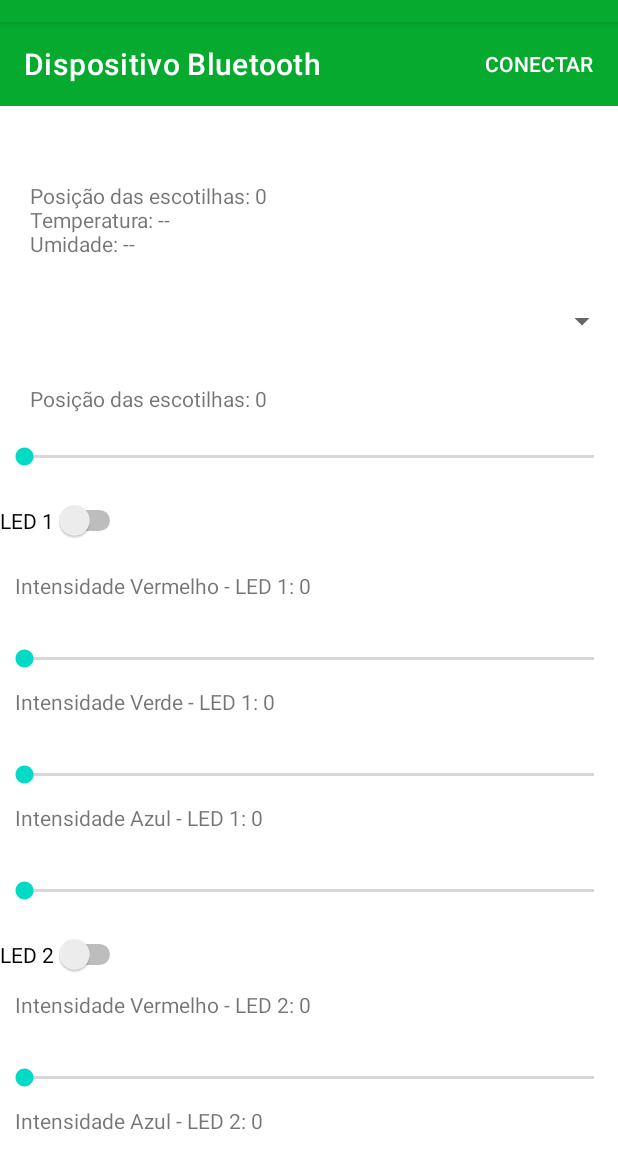
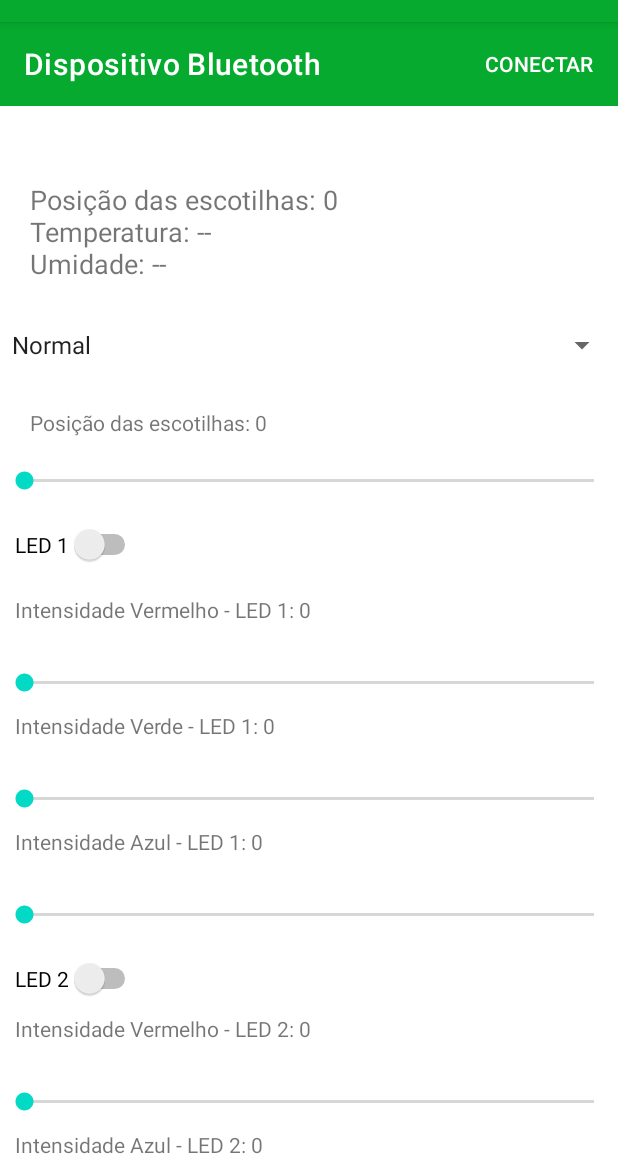
Before and after one commit to GabrielBozza/AppEstufaInteligente, an Android app: the screen it shows after launch (MainActivity), on a phone screen of 412 x 824 dp, the part 62-1236 px from its top. Run offline under Robolectric (Android 15) with nearby library versions, the phone set to English and light mode, and no system bars.

Commit message:
add spinner que seta o modo de operacao

```diff
--- a/app/src/main/java/com/bozzadevs/estufainteligentebluetooth/MainActivity.java
+++ b/app/src/main/java/com/bozzadevs/estufainteligentebluetooth/MainActivity.java
@@ -15,11 +15,14 @@ import android.os.Looper;
 import android.os.Message;
 import android.util.Log;
 import android.view.View;
+import android.widget.AdapterView;
+import android.widget.ArrayAdapter;
 import android.widget.Button;
 import android.widget.CompoundButton;
 import android.widget.ImageView;
 import android.widget.ProgressBar;
 import android.widget.SeekBar;
+import android.widget.Spinner;
 import android.widget.Switch;
 import android.widget.TextView;
 
@@ -27,6 +30,9 @@ import android.widget.TextView;
 import java.io.IOException;
 import java.io.InputStream;
 import java.io.OutputStream;
+import java.util.ArrayList;
+import java.util.Arrays;
+import java.util.List;
 import java.util.UUID;
 
 import static android.content.ContentValues.TAG;
@@ -43,10 +49,10 @@ public class MainActivity extends AppCompatActivity {
     private final static int CONNECTING_STATUS = 1; // used in bluetooth handler to identify message status
     private final static int MESSAGE_READ = 2; // used in bluetooth handler to identify message update
 
+    Spinner spinnerModoOp;
     SeekBar seekBarServo, seekBarRED1, seekBarGREEN1, seekBarBLUE1, seekBarRED2, seekBarRED3, seekBarBLUE2, seekBarBLUE3;
     TextView TextCondicoesAtuais, TextServo, TextRED1, TextGREEN1, TextBLUE1, TextRED2, TextBLUE2,TextRED3, TextBLUE3;
     Switch LED1, LED2, LED3;
-
 
     @Override
     protected void onCreate(Bundle savedInstanceState) {
@@ -84,6 +90,14 @@ public class MainActivity extends AppCompatActivity {
         LED1 = findViewById(R.id.switch1);
         LED2 = findViewById(R.id.switch2);
         LED3 = findViewById(R.id.switch3);
+
+        List<String> ListaModosOp = new ArrayList<>(Arrays.asList("Normal","Crescimento","Floração","Dormência"));
+
+        spinnerModoOp = findViewById(R.id.spinnerModoOp);
+
+        ArrayAdapter<String> adapterModo = new ArrayAdapter<String>(this, android.R.layout.simple_spinner_item, ListaModosOp);
+        adapterModo.setDropDownViewResource(android.R.layout.simple_spinner_dropdown_item);
+        spinnerModoOp.setAdapter(adapterModo);
 
         //final Button buttonToggle = findViewById(R.id.buttonToggle);
         //buttonToggle.setEnabled(false);
@@ -212,6 +226,24 @@ public class MainActivity extends AppCompatActivity {
                 startActivity(intent);
             }
         });
+
+
+        spinnerModoOp.setOnItemSelectedListener(new AdapterView.OnItemSelectedListener(){
+
+            @Override
+            public void onItemSelected(AdapterView<?> adapterView, View view, int i, long l) {
+                // Get the spinner selected item text
+                String selectedItemText = (String) adapterView.getItemAtPosition(i);
+                String comando = "MO#"+selectedItemText;
+                try{connectedThread.write(comando);}
+                catch (Exception ignored){}
+            }
+
+            @Override
+            public void onNothingSelected(AdapterView<?> adapterView) {
+            }
+        } );
+
 
         seekBarServo
                 .setOnSeekBarChangeListener(
--- a/app/src/main/res/layout/activity_main.xml
+++ b/app/src/main/res/layout/activity_main.xml
@@ -52,6 +52,7 @@
             android:layout_marginBottom="10dp"
             android:layout_marginStart="10dp"
             android:paddingStart="10dp"
+            android:textSize="18dp"
             app:layout_constraintEnd_toEndOf="parent"
             app:layout_constraintHorizontal_bias="0.5"
             app:layout_constraintStart_toStartOf="parent"
@@ -59,7 +60,7 @@
             />
 
         <Spinner
-            android:id="@+id/spinner"
+            android:id="@+id/spinnerModoOp"
             android:layout_width="match_parent"
             android:layout_height="wrap_content"
             android:layout_marginTop="20dp"
@@ -81,7 +82,7 @@
             app:layout_constraintEnd_toEndOf="parent"
             app:layout_constraintHorizontal_bias="0.5"
             app:layout_constraintStart_toStartOf="parent"
-            app:layout_constraintTop_toBottomOf="@+id/spinner"
+            app:layout_constraintTop_toBottomOf="@+id/spinnerModoOp"
             />
 
         <SeekBar
@@ -102,6 +103,7 @@
             android:layout_height="wrap_content"
             android:text="LED 1"
             android:layout_marginTop="20dp"
+            android:layout_marginStart="10dp"
             app:layout_constraintEnd_toEndOf="parent"
             app:layout_constraintHorizontal_bias="0.5"
             app:layout_constraintStart_toStartOf="parent"
@@ -192,6 +194,7 @@
             android:layout_height="wrap_content"
             android:text="LED 2"
             android:layout_marginTop="20dp"
+            android:layout_marginStart="10dp"
             app:layout_constraintEnd_toEndOf="parent"
             app:layout_constraintHorizontal_bias="0.5"
             app:layout_constraintStart_toStartOf="parent"
@@ -256,6 +259,7 @@
             android:layout_height="wrap_content"
             android:text="LED 3"
             android:layout_marginTop="20dp"
+            android:layout_marginStart="10dp"
             app:layout_constraintEnd_toEndOf="parent"
             app:layout_constraintHorizontal_bias="0.5"
             app:layout_constraintStart_toStartOf="parent"
```
